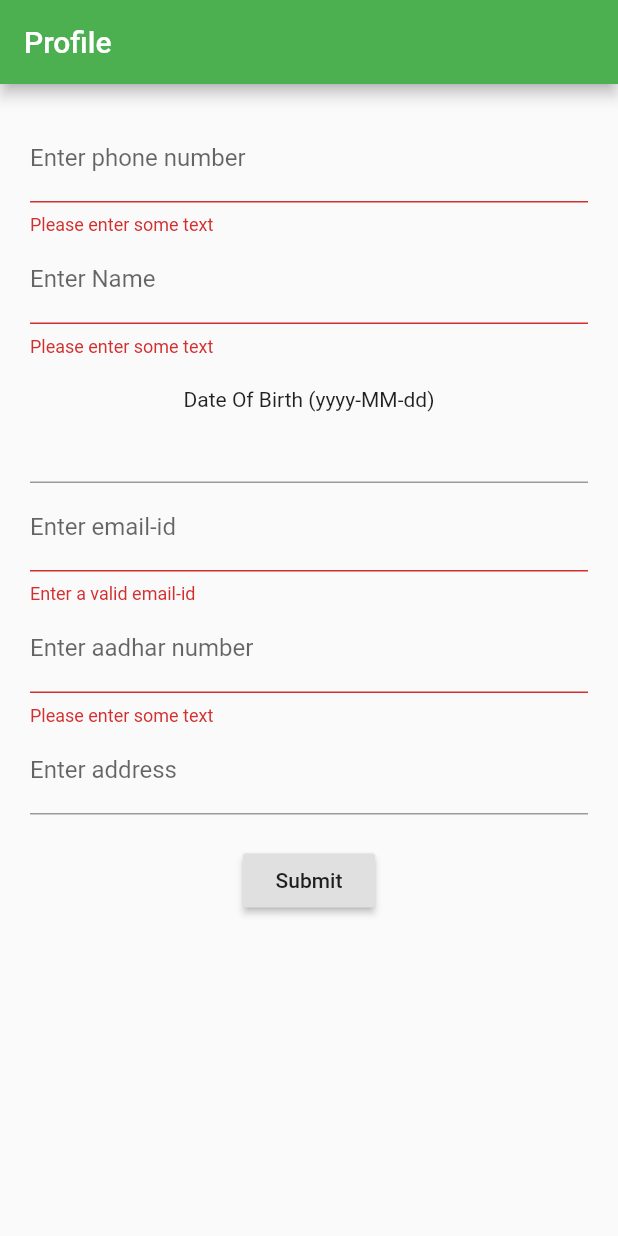
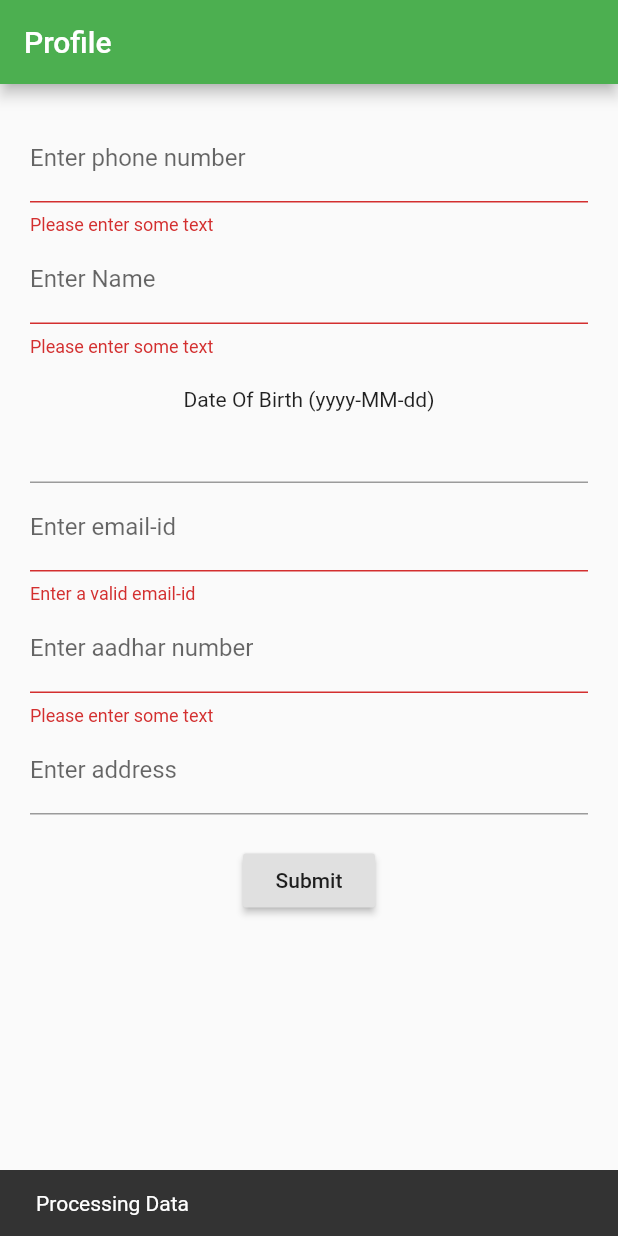
Before and after one commit to RohanAchar/digipay, a Flutter app: the ProfileForm screen opened directly, after a tap on "Submit", on a phone screen of 412 x 824 dp. Run offline on Flutter 3.47's test engine with Material 2 defaults, Android fonts, the phone set to English and light mode, and no system bars; our stand-ins replace auto_size_text, cloud_firestore, firebase_auth, string_validator; accounts and stored records are empty.

Commit message:
Merge branch 'profiles' of D:\Android studio Programs\digipay-master with conflicts.

```diff
--- a/lib/views/profile/profile.dart
+++ b/lib/views/profile/profile.dart
@@ -50,9 +50,9 @@ class ProfileFormState extends State<ProfileForm> {
   String _emailid;
   String _aadharno;
 
-   bool validate() {
+  bool validate() {
     final form = formKey.currentState; //all the text fields will be set to values
-    form.save(); // to save the form
+    form.save();
     if (form.validate()) {
       form.save();
       return true;
@@ -78,7 +78,7 @@ class ProfileFormState extends State<ProfileForm> {
 
     }
 
-
+      scaffoldKey.currentState.showSnackBar(SnackBar(content: Text('Processing Data')));
 
   }
 
```
Also changed, not shown: lib/services/database.dart (+38 -1 lines).
